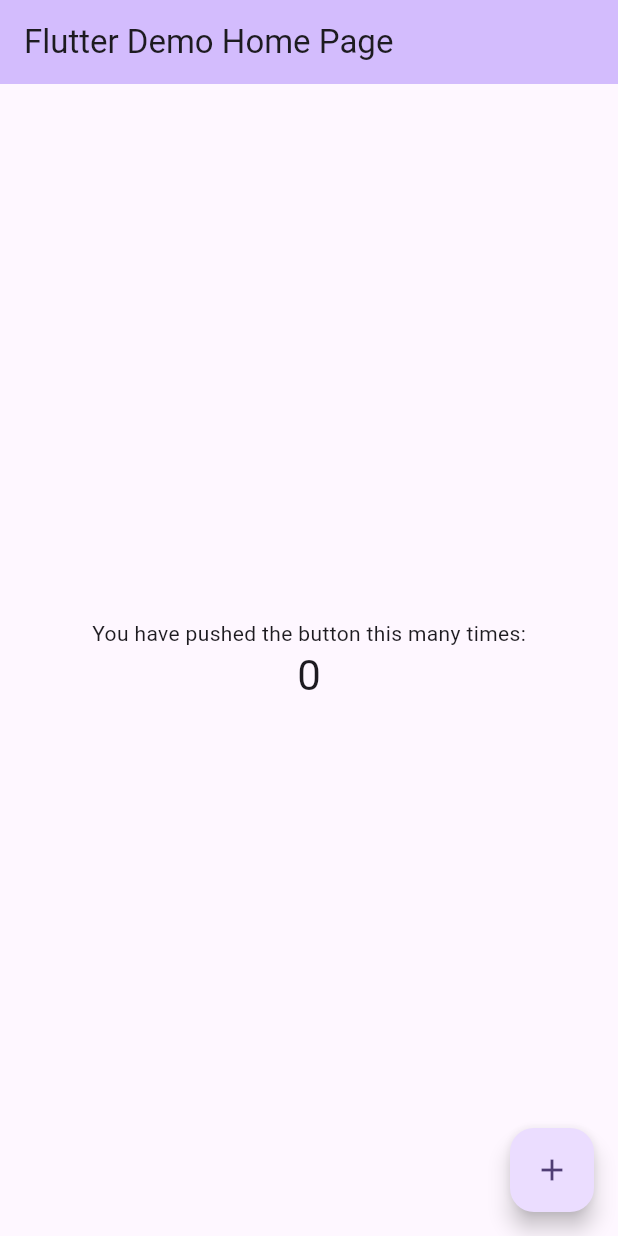
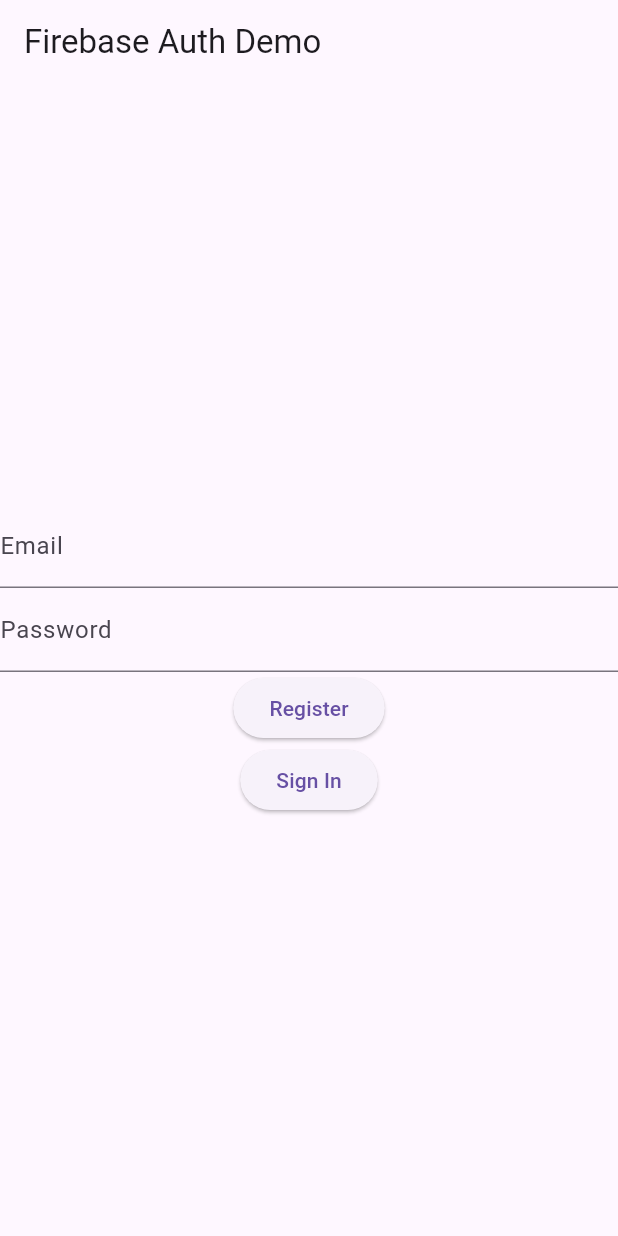
Before and after one commit to abdulbasith007/Authentication---Flutter-Firebase, a Flutter app: the screen it shows after launch, on a phone screen of 412 x 824 dp. Run offline on Flutter 3.47's test engine with Material 3 defaults, Android fonts, the phone set to English and light mode, and no system bars; our stand-ins replace firebase_auth, firebase_core; accounts and stored records are empty.

Commit message:
adding main screen

```diff
--- a/lib/auth_service.dart
+++ b/lib/auth_service.dart
@@ -1,5 +1,3 @@
-
-
 import 'package:firebase_auth/firebase_auth.dart';
 
 class AuthService {
--- a/lib/main.dart
+++ b/lib/main.dart
@@ -1,125 +1,22 @@
 import 'package:flutter/material.dart';
+import 'package:firebase_core/firebase_core.dart';
+import 'firebase_options.dart';
+import 'my_home_page.dart'; // AuthService to be created in Step 3
 
-void main() {
-  runApp(const MyApp());
+void main() async {
+  WidgetsFlutterBinding.ensureInitialized();
+  await Firebase.initializeApp(
+    options: DefaultFirebaseOptions.currentPlatform,
+  );
+  runApp(MyApp());
 }
 
 class MyApp extends StatelessWidget {
-  const MyApp({super.key});
-
-  // This widget is the root of your application.
   @override
   Widget build(BuildContext context) {
     return MaterialApp(
-      title: 'Flutter Demo',
-      theme: ThemeData(
-        // This is the theme of your application.
-        //
-        // TRY THIS: Try running your application with "flutter run". You'll see
-        // the application has a purple toolbar. Then, without quitting the app,
-        // try changing the seedColor in the colorScheme below to Colors.green
-        // and then invoke "hot reload" (save your changes or press the "hot
-        // reload" button in a Flutter-supported IDE, or press "r" if you used
-        // the command line to start the app).
-        //
-        // Notice that the counter didn't reset back to zero; the application
-        // state is not lost during the reload. To reset the state, use hot
-        // restart instead.
-        //
-        // This works for code too, not just values: Most code changes can be
-        // tested with just a hot reload.
-        colorScheme: ColorScheme.fromSeed(seedColor: Colors.deepPurple),
-        useMaterial3: true,
-      ),
-      home: const MyHomePage(title: 'Flutter Demo Home Page'),
+      title: 'Firebase Auth Demo',
+      home: MyHomePage(title: 'Firebase Auth Demo'),
     );
   }
 }
-
-class MyHomePage extends StatefulWidget {
-  const MyHomePage({super.key, required this.title});
-
-  // This widget is the home page of your application. It is stateful, meaning
-  // that it has a State object (defined below) that contains fields that affect
-  // how it looks.
-
-  // This class is the configuration for the state. It holds the values (in this
-  // case the title) provided by the parent (in this case the App widget) and
-  // used by the build method of the State. Fields in a Widget subclass are
-  // always marked "final".
-
-  final String title;
-
-  @override
-  State<MyHomePage> createState() => _MyHomePageState();
-}
-
-class _MyHomePageState extends State<MyHomePage> {
-  int _counter = 0;
-
-  void _incrementCounter() {
-    setState(() {
-      // This call to setState tells the Flutter framework that something has
-      // changed in this State, which causes it to rerun the build method below
-      // so that the display can reflect the updated values. If we changed
-      // _counter without calling setState(), then the build method would not be
-      // called again, and so nothing would appear to happen.
-      _counter++;
-    });
-  }
-
-  @override
-  Widget build(BuildContext context) {
-    // This method is rerun every time setState is called, for instance as done
-    // by the _incrementCounter method above.
-    //
-    // The Flutter framework has been optimized to make rerunning build methods
-    // fast, so that you can just rebuild anything that needs updating rather
-    // than having to individually change instances of widgets.
-    return Scaffold(
-      appBar: AppBar(
-        // TRY THIS: Try changing the color here to a specific color (to
-        // Colors.amber, perhaps?) and trigger a hot reload to see the AppBar
-        // change color while the other colors stay the same.
-        backgroundColor: Theme.of(context).colorScheme.inversePrimary,
-        // Here we take the value from the MyHomePage object that was created by
-        // the App.build method, and use it to set our appbar title.
-        title: Text(widget.title),
-      ),
-      body: Center(
-        // Center is a layout widget. It takes a single child and positions it
-        // in the middle of the parent.
-        child: Column(
-          // Column is also a layout widget. It takes a list of children and
-          // arranges them vertically. By default, it sizes itself to fit its
-          // children horizontally, and tries to be as tall as its parent.
-          //
-          // Column has various properties to control how it sizes itself and
-          // how it positions its children. Here we use mainAxisAlignment to
-          // center the children vertically; the main axis here is the vertical
-          // axis because Columns are vertical (the cross axis would be
-          // horizontal).
-          //
-          // TRY THIS: Invoke "debug painting" (choose the "Toggle Debug Paint"
-          // action in the IDE, or press "p" in the console), to see the
-          // wireframe for each widget.
-          mainAxisAlignment: MainAxisAlignment.center,
-          children: <Widget>[
-            const Text(
-              'You have pushed the button this many times:',
-            ),
-            Text(
-              '$_counter',
-              style: Theme.of(context).textTheme.headlineMedium,
-            ),
-          ],
-        ),
-      ),
-      floatingActionButton: FloatingActionButton(
-        onPressed: _incrementCounter,
-        tooltip: 'Increment',
-        child: const Icon(Icons.add),
-      ), // This trailing comma makes auto-formatting nicer for build methods.
-    );
-  }
-}
```
